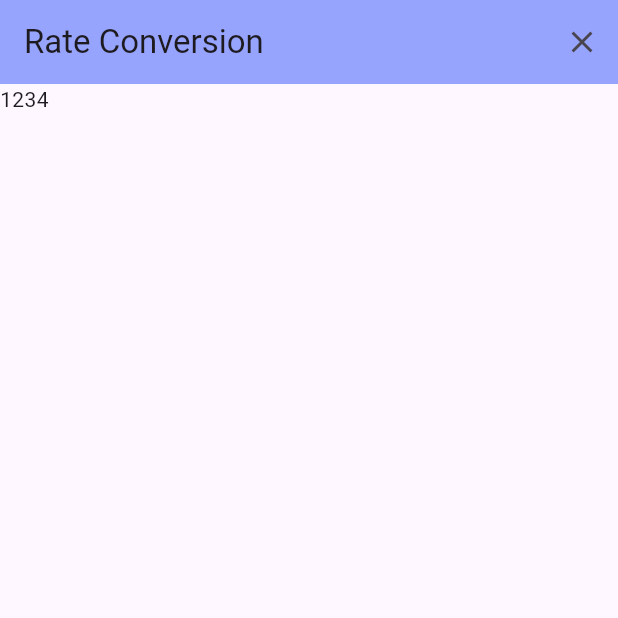
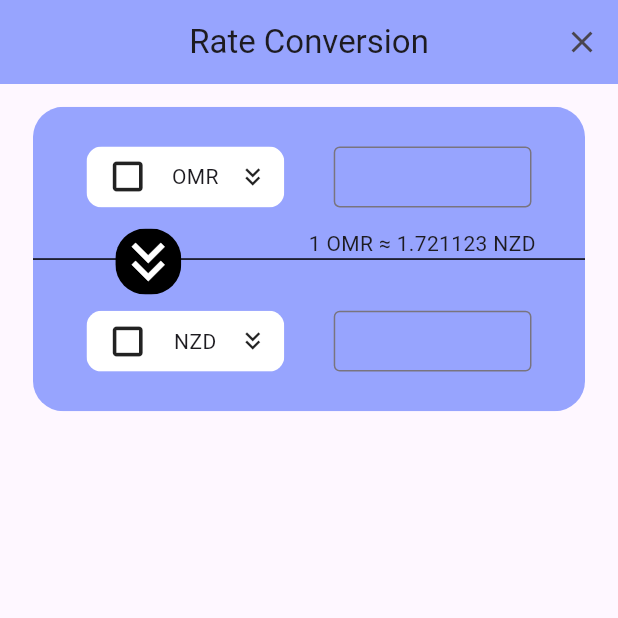
Before and after one commit to Owen-Fu/flutter_currency, a Flutter app: the screen it shows after launch, after a tap on "Rate Conversion", on a phone screen of 412 x 824 dp, the top half of it. Run offline on Flutter 3.47's test engine with Material 3 defaults, Android fonts, the phone set to English and light mode, and no system bars; our stand-ins replace flutter_riverpod, flutter_screenutil; network calls fail.

Commit message:
第二頁/第三頁
第二頁/第三頁 done

1. 微調 ModelType
2. viewmodel新增匯率計算
3. 整理Utility

```diff
--- a/lib/Currency/Model/CurrencyModel.dart
+++ b/lib/Currency/Model/CurrencyModel.dart
@@ -202,14 +202,14 @@ class CurrencyModel {
 
 @JsonSerializable()
 class CurrencyModelData {
+	int? id;
 	String? currency;
 	@JSONField(name: "currency_icon")
 	String? currencyIcon;
 	@JSONField(name: "twd_price")
 	double? twdPrice;
 	@JSONField(name: "amount_decimal")
-	String? amountDecimal;
-	String? id;
+	int? amountDecimal;
 
 	CurrencyModelData();
 
--- a/lib/Currency/View/Component/CurrencyRateWidget.dart
+++ b/lib/Currency/View/Component/CurrencyRateWidget.dart
@@ -5,13 +5,15 @@ import 'package:flutter_screenutil/flutter_screenutil.dart';
 import 'package:intl/intl.dart';
 
 class CurrencyRateWidget extends StatelessWidget {
-  CurrencyRateWidget({super.key, required this.currencyData});
+  const CurrencyRateWidget({super.key, required this.currencyData, this.isTablePage = true, this.isSelected = false});
 
-  CurrencyModelData currencyData;
+  final bool isTablePage;
+  final bool isSelected;
+  final CurrencyModelData currencyData;
 
   @override
   Widget build(BuildContext context) {
-    String currencyTitle = "${currencyData.currency ?? ""}/TWD";
+    String currencyTitle = isTablePage ? "${currencyData.currency ?? ""}/TWD" : currencyData.currency ?? "";
     String priceString = NumberFormat('#,##0.00').format(currencyData.twdPrice);
     return Row(children: [
       Expanded(
@@ -23,12 +25,11 @@ class CurrencyRateWidget extends StatelessWidget {
                 height: 30.h,
                 child: CachedNetworkImage(
                   imageUrl: currencyData.currencyIcon ?? '',
-                  // placeholder: (context, url) => CircularProgressIndicator(),
-                  // errorWidget: (context, url, error) => Icon(Icons.error),
+                  errorWidget: (context, url, error) => const Icon(Icons.crop_square, size: 30),
                   fit: BoxFit.cover,
                 ),
               ),
-              SizedBox(width: 5.w),
+              SizedBox(width: 8.w),
               Text(currencyTitle),
             ],
           )),
@@ -36,8 +37,12 @@ class CurrencyRateWidget extends StatelessWidget {
           flex: 1,
           child: Container(
             alignment: Alignment.centerRight,
-            child: Text(priceString),
-          )),
+            child: isTablePage
+                ? Text(priceString)
+                : isSelected
+                    ? const Icon(Icons.check)
+                    : null,
+          ))
     ]);
   }
 }
--- /dev/null
+++ b/lib/Currency/View/Component/CurrencySelectWidget.dart
@@ -0,0 +1,92 @@
+import 'package:cached_network_image/cached_network_image.dart';
+import 'package:flutter/material.dart';
+import 'package:flutter/services.dart';
+import 'package:flutter_currency/Currency/Model/CurrencyModel.dart';
+import 'package:flutter_currency/Currency/View/SelectCurrencyPage.dart';
+import 'package:flutter_currency/Utility/IconUtility.dart';
+import 'package:flutter_currency/Utility/RadiusUtility.dart';
+import 'package:flutter_currency/Utility/RegExpUtility.dart';
+import 'package:flutter_screenutil/flutter_screenutil.dart';
+
+class CurrencySelectWidget extends StatelessWidget {
+  const CurrencySelectWidget({
+    super.key,
+    this.onTap,
+    this.selectIndex = 0,
+    required this.data,
+    this.readOnly = false,
+    this.textController,
+    this.onTextChange,
+  });
+
+  final Function(int)? onTap;
+  final int selectIndex;
+  final CurrencyModelData data;
+  final bool readOnly;
+  final TextEditingController? textController;
+  final ValueChanged<String>? onTextChange;
+
+  @override
+  Widget build(BuildContext context) {
+    return Row(mainAxisAlignment: MainAxisAlignment.center, children: [
+      selectCurrencyWidget(context),
+      SizedBox(width: 30.w),
+      inputWidget(),
+    ]);
+  }
+
+  Widget selectCurrencyWidget(BuildContext context) {
+    return ClipRRect(
+        borderRadius: RadiusUtility.radiusTen,
+        child: GestureDetector(
+          onTap: () => Navigator.push(
+            context,
+            MaterialPageRoute(
+                builder: (context) =>
+                    SelectCurrencyPage(selectIndex: selectIndex, onTapCallBack: (index) => onTap?.call(index))),
+          ),
+          child: Container(
+            height: 40.h,
+            width: 120.w,
+            padding: EdgeInsets.symmetric(horizontal: 10.w),
+            color: Colors.white,
+            child: Row(
+              mainAxisAlignment: MainAxisAlignment.spaceBetween,
+              children: [
+                CachedNetworkImage(
+                  width: 30.w,
+                  height: 30.h,
+                  imageUrl: data.currencyIcon ?? '',
+                  errorWidget: (context, url, error) => const Icon(Icons.crop_square, size: 30),
+                  fit: BoxFit.cover,
+                ),
+                Text(data.currency ?? ''),
+                const Icon(IconUtility.downArrow, size: 20),
+              ],
+            ),
+          ),
+        ));
+  }
+
+  Widget inputWidget() {
+    return SizedBox(
+        width: 120.w,
+        height: 40.h,
+        child: TextField(
+          style: TextStyle(fontSize: 12.sp),
+          magnifierConfiguration: TextMagnifierConfiguration.disabled,
+          textAlign: TextAlign.right,
+          onChanged: onTextChange,
+          controller: textController,
+          readOnly: readOnly,
+          keyboardType: const TextInputType.numberWithOptions(decimal: true),
+          inputFormatters: [
+            FilteringTextInputFormatter.allow(RegExpUtility.decimalInputFormatter),
+          ],
+          decoration: const InputDecoration(
+            border: OutlineInputBorder(),
+            isDense: true,
+          ),
+        ));
+  }
+}
--- a/lib/Currency/View/ExchangeRatePage.dart
+++ b/lib/Currency/View/ExchangeRatePage.dart
@@ -3,8 +3,8 @@ import 'package:flutter_currency/Currency/Model/CurrencyModel.dart';
 import 'package:flutter_currency/Currency/View/Component/CurrencyRateWidget.dart';
 import 'package:flutter_currency/Currency/View/RateConvesionPage.dart';
 import 'package:flutter_currency/Currency/ViewModel/CurrencyViewModel.dart';
-import 'package:flutter_currency/Utility/ColorTable.dart';
-import 'package:flutter_currency/Utility/RadiusTable.dart';
+import 'package:flutter_currency/Utility/ColorUtility.dart';
+import 'package:flutter_currency/Utility/RadiusUtility.dart';
 import 'package:flutter_riverpod/flutter_riverpod.dart';
 import 'package:flutter_screenutil/flutter_screenutil.dart';
 
@@ -16,26 +16,23 @@ class ExchangeRatePage extends ConsumerStatefulWidget {
 }
 
 class _ExchangeRatePageState extends ConsumerState<ExchangeRatePage> {
-  late CurrencyViewModel _viewModel;
-
   @override
   void initState() {
     super.initState();
-    _viewModel = ref.read(currencyViewModel.notifier);
     WidgetsBinding.instance.addPostFrameCallback((_) {
-      _viewModel.getMockData();
+      ref.read(currencyViewModel.notifier).getMockData();
     });
   }
 
   @override
   Widget build(BuildContext context) {
     final currencyModelData = ref.watch(currencyViewModel.select((state) => state.currencyModelData));
-    ref.watch(currencyViewModel);
 
     return Scaffold(
       appBar: AppBar(
-        backgroundColor: ColorTable.appbarColor,
+        backgroundColor: ColorUtility.appbarColor,
         title: const Text('Rate Table (TWD)'),
+        centerTitle: true,
       ),
       body: Column(
         children: [
@@ -43,7 +40,7 @@ class _ExchangeRatePageState extends ConsumerState<ExchangeRatePage> {
           Divider(color: Colors.black, height: 1.h),
           tableWidget(currencyModelData),
           Divider(color: Colors.black, height: 1.h),
-          buttonWidget(),
+          buttonWidget(currencyModelData),
         ],
       ),
     );
@@ -51,8 +48,8 @@ class _ExchangeRatePageState extends ConsumerState<ExchangeRatePage> {
 
   Widget titleWidget() {
     return Container(
-      height: 30.w,
-      color: ColorTable.appbarColor,
+      height: 30.h,
+      color: ColorUtility.appbarColor,
       child: const Row(
         mainAxisAlignment: MainAxisAlignment.spaceAround,
         children: [Text('Currency'), Text('Price')],
@@ -63,43 +60,41 @@ class _ExchangeRatePageState extends ConsumerState<ExchangeRatePage> {
   Widget tableWidget(List<CurrencyModelData> currencyModelData) {
     return Expanded(
         child: ListView.separated(
-        separatorBuilder: (BuildContext context, int index) => SizedBox(height: 15.h),
+      padding: EdgeInsets.symmetric(vertical: 20.h),
+      separatorBuilder: (BuildContext context, int index) => SizedBox(height: 25.h),
       itemCount: currencyModelData.length,
+      physics: const BouncingScrollPhysics(),
       itemBuilder: (context, index) {
         return Container(
-            height: 30.h,
-            margin: EdgeInsets.only(top: 15.h),
           padding: EdgeInsets.symmetric(horizontal: 20.w),
           child: CurrencyRateWidget(currencyData: currencyModelData[index]),
         );
       },
-      ),
-    );
+    ));
   }
 
-  Widget buttonWidget() {
-    return SizedBox(
-      height: 120.w,
-      child: Container(
+  Widget buttonWidget(List<CurrencyModelData> currencyModelData) {
+    return Container(
       margin: EdgeInsets.only(top: 20.h, bottom: 35.h, left: 80.w, right: 80.w),
       child: GestureDetector(
-          onTap: () => Navigator.push(
+        onTap: () => (currencyModelData.isNotEmpty)
+            ? Navigator.push(
                 context,
                 MaterialPageRoute(builder: (context) => const RateConvesionPage()),
-          ),
+              )
+            : null,
         child: ClipRRect(
-            borderRadius: RadiusTable.radiusTwenty,
+          borderRadius: RadiusUtility.radiusTwenty,
           child: Container(
               alignment: Alignment.center,
-                height: 50.w,
-                color: ColorTable.appbarColor,
+              height: 50.h,
+              color: ColorUtility.appbarColor,
               child: Text(
                 'Rate Conversion',
                 style: TextStyle(fontSize: 20.sp),
               )),
         ),
       ),
-      ),
     );
   }
 }
--- a/lib/Currency/View/RateConvesionPage.dart
+++ b/lib/Currency/View/RateConvesionPage.dart
@@ -1,7 +1,11 @@
 import 'package:flutter/material.dart';
+import 'package:flutter_currency/Currency/View/Component/CurrencySelectWidget.dart';
 import 'package:flutter_currency/Currency/ViewModel/CurrencyViewModel.dart';
-import 'package:flutter_currency/Utility/ColorTable.dart';
+import 'package:flutter_currency/Utility/ColorUtility.dart';
+import 'package:flutter_currency/Utility/RadiusUtility.dart';
+import 'package:flutter_currency/Utility/RegExpUtility.dart';
 import 'package:flutter_riverpod/flutter_riverpod.dart';
+import 'package:flutter_screenutil/flutter_screenutil.dart';
 
 class RateConvesionPage extends ConsumerStatefulWidget {
   const RateConvesionPage({super.key});
@@ -11,31 +15,116 @@ class RateConvesionPage extends ConsumerStatefulWidget {
 }
 
 class _RateConvesionPageState extends ConsumerState<RateConvesionPage> {
+  late CurrencyViewModel _viewModel;
+
   @override
   void initState() {
     super.initState();
+    _viewModel = ref.read(currencyViewModel.notifier);
+    WidgetsBinding.instance.addPostFrameCallback((_) {
+      _viewModel.initData();
+    });
   }
 
   @override
   Widget build(BuildContext context) {
     ref.watch(currencyViewModel);
-
-    return Scaffold(
+    return GestureDetector(
+        onTap: () => FocusScope.of(context).unfocus(),
+        child: Scaffold(
             appBar: AppBar(
               automaticallyImplyLeading: false,
-          backgroundColor: ColorTable.appbarColor,
+              backgroundColor: ColorUtility.appbarColor,
               title: const Text('Rate Conversion'),
+              centerTitle: true,
               actions: [
                 IconButton(
                   icon: const Icon(Icons.close),
                   onPressed: () {
+                    FocusScope.of(context).unfocus();
                     Navigator.pop(context);
                   },
                 ),
               ],
             ),
-        body: Column(
-          children: [Text('1234')],
-        ));
+            body: Container(
+                padding: EdgeInsets.symmetric(horizontal: 20.w),
+                margin: EdgeInsets.only(top: 15.h),
+                child: Stack(
+                  children: [
+                    ClipRRect(
+                      borderRadius: RadiusUtility.radiusTwenty,
+                      child: Container(
+                          alignment: Alignment.center,
+                          height: 200.h,
+                          color: ColorUtility.appbarColor,
+                          child: Column(
+                            children: [
+                              Expanded(
+                                flex: 1,
+                                child: CurrencySelectWidget(
+                                    textController: _viewModel.mainCurrencyController,
+                                    data: _viewModel.getMainCurrencyData,
+                                    onTap: (idx) {
+                                      _viewModel.mainCurrencyIdx = idx;
+                                      reCalculate(_viewModel.mainCurrencyController.text);
+                                    },
+                                    selectIndex: _viewModel.mainCurrencyIdx,
+                                    onTextChange: (txt) {
+                                      if (txt.isEmpty) _viewModel.secondCurrencyController.text = "";
+                                      if (!RegExpUtility.isValidDecimal(txt)) return;
+                                      _viewModel.secondCurrencyController.text = _viewModel.calculateExchangeRateTxt(
+                                          double.parse(txt),
+                                          _viewModel.calculateExchangeRate(
+                                              _viewModel.getMainCurrencyData, _viewModel.getSecondCurrencyData),
+                                          _viewModel.getSecondCurrencyData.amountDecimal ?? 0);
+                                    }),
+                              ),
+                              const Divider(color: Colors.black),
+                              Expanded(
+                                flex: 1,
+                                child: CurrencySelectWidget(
+                                  readOnly: true,
+                                  textController: _viewModel.secondCurrencyController,
+                                  data: _viewModel.getSecondCurrencyData,
+                                  onTap: (idx) {
+                                    _viewModel.secondCurrencyIdx = idx;
+                                    reCalculate(_viewModel.mainCurrencyController.text);
+                                  },
+                                  selectIndex: _viewModel.secondCurrencyIdx,
+                                ),
+                              ),
+                            ],
+                          )),
+                    ),
+                    Positioned(
+                      top: 80.h,
+                      right: 30.w,
+                      child: Text(_viewModel.getConversionRateStr(
+                          _viewModel.getMainCurrencyData, _viewModel.getSecondCurrencyData)),
+                    ),
+                    Positioned(
+                      top: 80.h,
+                      left: 50.w,
+                      child: ClipRRect(
+                          borderRadius: BorderRadius.circular(20.0),
+                          child: Container(
+                            color: Colors.black,
+                            child: Icon(
+                              const IconData(0xf0627, fontFamily: 'MaterialIcons'),
+                              color: Colors.white,
+                              size: 40.w,
+                            ),
+                          )),
+                    )
+                  ],
+                ))));
+  }
+
+  void reCalculate(String txt) {
+    _viewModel.secondCurrencyController.text = _viewModel.calculateExchangeRateTxt(
+        double.parse(txt),
+        _viewModel.calculateExchangeRate(_viewModel.getMainCurrencyData, _viewModel.getSecondCurrencyData),
+        _viewModel.getSecondCurrencyData.amountDecimal ?? 0);
   }
 }
--- a/lib/Currency/ViewModel/CurrencyViewModel.dart
+++ b/lib/Currency/ViewModel/CurrencyViewModel.dart
@@ -1,20 +1,29 @@
 import 'dart:convert';
 
+import 'package:flutter/material.dart';
 import 'package:flutter_currency/Currency/Model/CurrencyModel.dart';
 import 'package:flutter_riverpod/flutter_riverpod.dart';
 
 class CurrencyState {
   CurrencyState({
     this.currencyModelData = const [],
+    this.mainCurrencyIdx = 0,
+    this.secondCurrencyIdx = 0,
   });
 
-  List<CurrencyModelData> currencyModelData;
+  final List<CurrencyModelData> currencyModelData;
+  final int mainCurrencyIdx;
+  final int secondCurrencyIdx;
 
   CurrencyState copyWith({
     List<CurrencyModelData>? currencyModelData,
+    int? mainCurrencyIdx,
+    int? secondCurrencyIdx,
   }) {
     return CurrencyState(
       currencyModelData: currencyModelData ?? this.currencyModelData,
+      mainCurrencyIdx: mainCurrencyIdx ?? this.mainCurrencyIdx,
+      secondCurrencyIdx: secondCurrencyIdx ?? this.secondCurrencyIdx,
     );
   }
 }
@@ -25,13 +34,52 @@ class CurrencyViewModel extends AutoDisposeNotifier<CurrencyState> {
   @override
   CurrencyState build() => CurrencyState();
 
+  TextEditingController mainCurrencyController = TextEditingController();
+  TextEditingController secondCurrencyController = TextEditingController();
+
+  void initData() {
+    mainCurrencyController.text = "";
+    mainCurrencyIdx = 0;
+    secondCurrencyController.text = "";
+    secondCurrencyIdx = (currencyModelData.length > 1) ? 1 : 0;
+  }
+
   set currencyModelData(List<CurrencyModelData> value) => state = state.copyWith(currencyModelData: value);
 
   List<CurrencyModelData> get currencyModelData => state.currencyModelData;
+
+  set mainCurrencyIdx(int value) => state = state.copyWith(mainCurrencyIdx: value);
+
+  int get mainCurrencyIdx => state.mainCurrencyIdx;
+
+  set secondCurrencyIdx(int value) => state = state.copyWith(secondCurrencyIdx: value);
+
+  int get secondCurrencyIdx => state.secondCurrencyIdx;
+
+  CurrencyModelData get getMainCurrencyData => state.currencyModelData[mainCurrencyIdx];
+
+  CurrencyModelData get getSecondCurrencyData => state.currencyModelData[secondCurrencyIdx];
 
   void getMockData() {
     Map<String, dynamic> data = {"data": jsonDecode(CurrencyModel().getMockData())};
     CurrencyModel mockCurrencyModel = CurrencyModel.fromJson(data);
     currencyModelData = mockCurrencyModel.data ?? [];
   }
+
+  void changeCurrencyIndex(bool isMainCurrency, int idx) =>
+      isMainCurrency ? mainCurrencyIdx = idx : secondCurrencyIdx = idx;
+
+  /// 匯率計算
+  double calculateExchangeRate(CurrencyModelData fromCurrencyData, CurrencyModelData toCurrencyData) =>
+      (fromCurrencyData.twdPrice ?? 0.0) / (toCurrencyData.twdPrice ?? 0.0);
+
+  String calculateExchangeRateTxt(double value, double rate, int fixed) =>
+      (value * rate).toStringAsFixed(fixed).replaceFirst(RegExp(r'\.?0+$'), '');
+
+  /// 根據兩種貨幣TWD匯率生成字串
+  String getConversionRateStr(CurrencyModelData fromCurrencyData, CurrencyModelData toCurrencyData) {
+    String formattedRate = calculateExchangeRate(getMainCurrencyData, getSecondCurrencyData)
+        .toStringAsFixed(getSecondCurrencyData.amountDecimal ?? 0);
+    return "1 ${getMainCurrencyData.currency} ≈ $formattedRate ${getSecondCurrencyData.currency}";
+  }
 }
--- a/lib/Utility/ColorTable.dart
+++ b/lib/Utility/ColorUtility.dart
@@ -1,5 +1,5 @@
 import 'package:flutter/material.dart';
 
-class ColorTable{
+class ColorUtility{
   static Color appbarColor = Colors.indigoAccent.withOpacity(0.6);
 }
--- /dev/null
+++ b/lib/Utility/IconUtility.dart
@@ -0,0 +1,5 @@
+import 'package:flutter/material.dart';
+
+class IconUtility {
+  static const IconData downArrow = IconData(0xf0627, fontFamily: 'MaterialIcons');
+}
--- a/lib/Utility/RadiusTable.dart
+++ /dev/null
@@ -1,6 +0,0 @@
-import 'package:flutter/material.dart';
-
-class RadiusTable {
-  static BorderRadius radiusFive = const BorderRadius.all(Radius.circular(5));
-  static BorderRadius radiusTwenty= const BorderRadius.all(Radius.circular(20));
-}
--- /dev/null
+++ b/lib/Utility/RadiusUtility.dart
@@ -0,0 +1,8 @@
+import 'package:flutter/material.dart';
+import 'package:flutter_screenutil/flutter_screenutil.dart';
+
+class RadiusUtility {
+  static BorderRadius radiusFive = const BorderRadius.all(Radius.circular(5)).r;
+  static BorderRadius radiusTen = const BorderRadius.all(Radius.circular(10)).r;
+  static BorderRadius radiusTwenty= const BorderRadius.all(Radius.circular(20)).r;
+}
--- /dev/null
+++ b/lib/Utility/RegExpUtility.dart
@@ -0,0 +1,4 @@
+class RegExpUtility {
+  static final RegExp decimalInputFormatter = RegExp(r'^\d+\.?\d*$');
+  static bool isValidDecimal(String input) => decimalInputFormatter.hasMatch(input);
+}
```
Also changed, not shown: lib/Currency/View/SelectCurrencyPage.dart (added, +66 -0 lines), lib/generated/json/CurrencyModel.g.dart, 3 other files. Lines whose indentation alone changed are shown as unchanged.
